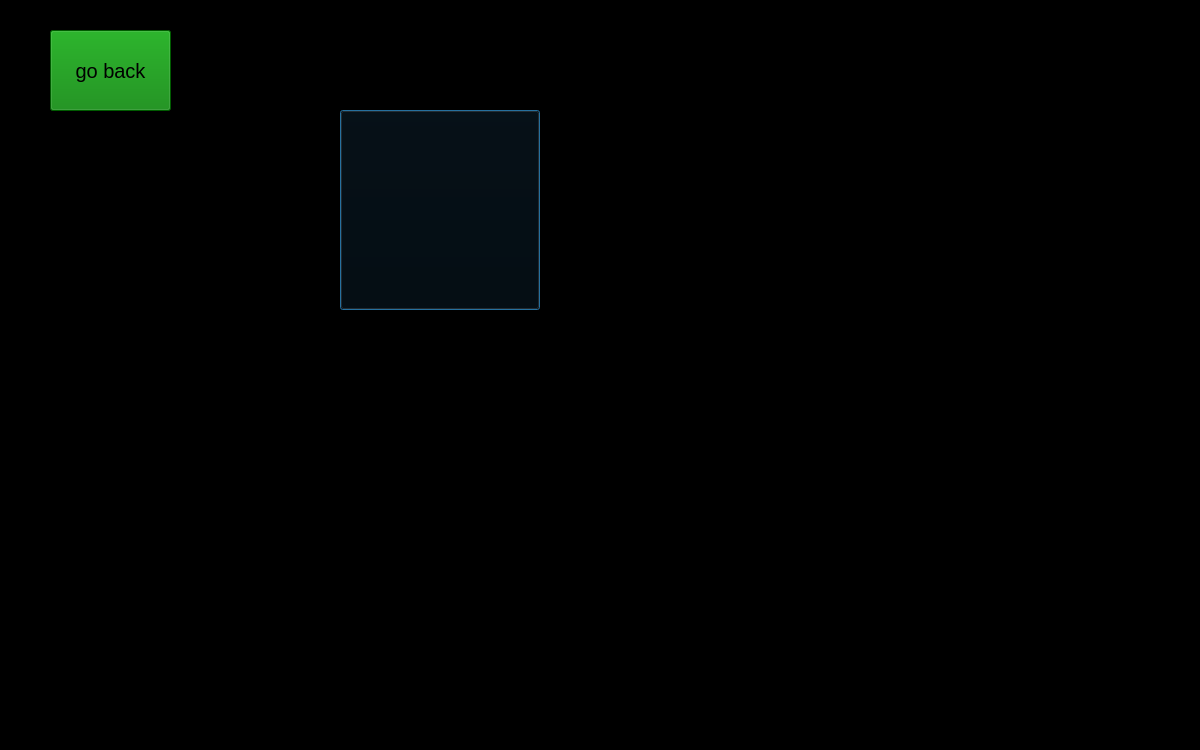
Before: the Qt Designer form homepage.ui in PokharelAditya/MovieMaestro, drawn with Qt 5.
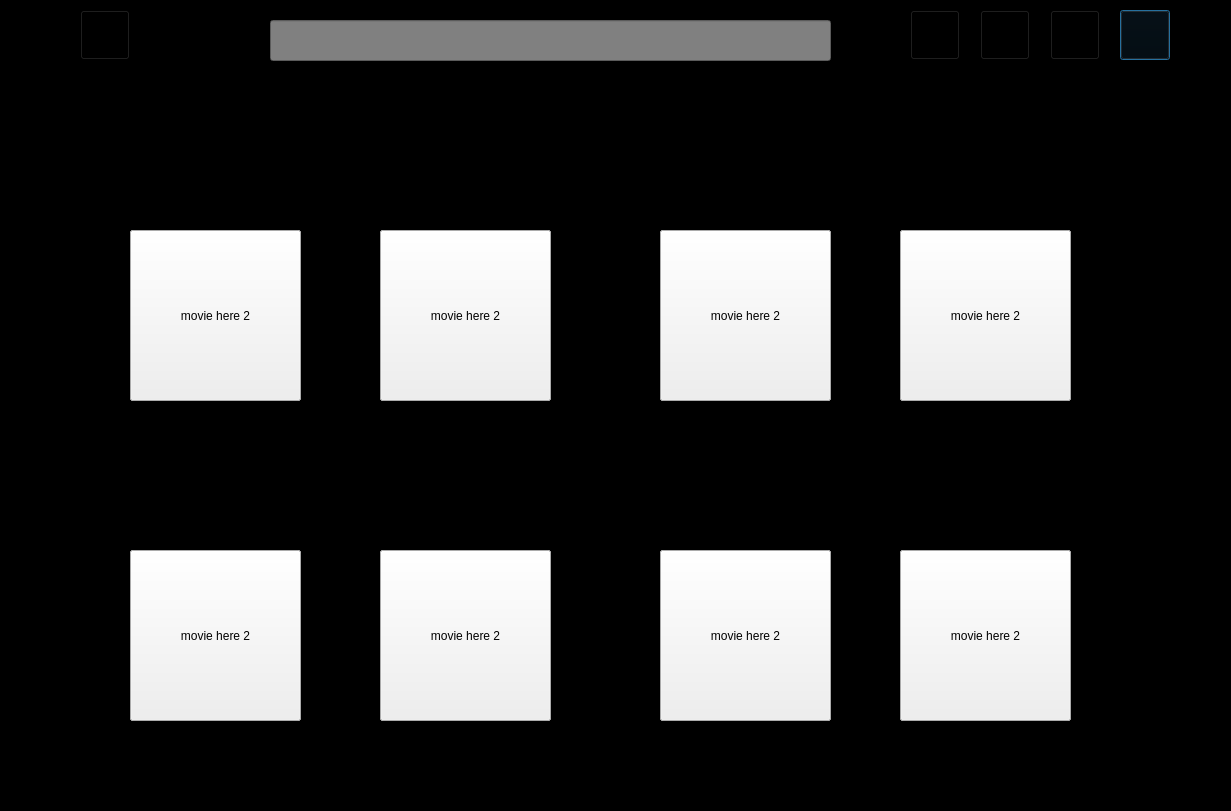
After: the same form once the commit is applied. Icons and pictures are not drawn.

Commit message: created the homepage sample

Diff of the .ui file:
```diff
--- a/homepage.ui
+++ b/homepage.ui
@@ -6,8 +6,8 @@
    <rect>
     <x>0</x>
     <y>0</y>
-    <width>1200</width>
-    <height>750</height>
+    <width>1231</width>
+    <height>811</height>
    </rect>
   </property>
   <property name="windowTitle">
@@ -17,54 +17,40 @@
    <string notr="true">background:black;
 </string>
   </property>
-  <widget class="QLabel" name="Username">
-   <property name="geometry">
-    <rect>
-     <x>70</x>
-     <y>340</y>
-     <width>731</width>
-     <height>111</height>
-    </rect>
-   </property>
-   <property name="font">
-    <font>
-     <pointsize>29</pointsize>
-     <bold>true</bold>
-    </font>
-   </property>
-   <property name="text">
-    <string>sadfasdf</string>
-   </property>
-   <property name="alignment">
-    <set>Qt::AlignCenter</set>
-   </property>
-  </widget>
   <widget class="QPushButton" name="ProfilePicture">
    <property name="geometry">
     <rect>
-     <x>340</x>
-     <y>110</y>
-     <width>200</width>
-     <height>200</height>
+     <x>1120</x>
+     <y>10</y>
+     <width>50</width>
+     <height>50</height>
     </rect>
    </property>
+   <property name="cursor">
+    <cursorShape>PointingHandCursor</cursorShape>
+   </property>
+   <property name="styleSheet">
+    <string notr="true">QPushButton
+{
+background:black;}</string>
+   </property>
    <property name="text">
     <string/>
    </property>
    <property name="iconSize">
     <size>
-     <width>200</width>
-     <height>200</height>
+     <width>50</width>
+     <height>50</height>
     </size>
    </property>
   </widget>
   <widget class="QPushButton" name="userpagebtn">
    <property name="geometry">
     <rect>
-     <x>50</x>
-     <y>30</y>
-     <width>121</width>
-     <height>81</height>
+     <x>80</x>
+     <y>10</y>
+     <width>50</width>
+     <height>50</height>
     </rect>
    </property>
    <property name="font">
@@ -73,20 +59,946 @@
     </font>
    </property>
    <property name="styleSheet">
-    <string notr="true">background:green;
-text:white;
-</string>
+    <string notr="true">QPushButton
+{
+background:black;}</string>
    </property>
    <property name="text">
-    <string>go back</string>
+    <string/>
    </property>
    <property name="iconSize">
     <size>
-     <width>200</width>
-     <height>200</height>
+     <width>50</width>
+     <height>50</height>
     </size>
    </property>
   </widget>
+  <widget class="QLabel" name="logo">
+   <property name="geometry">
+    <rect>
+     <x>10</x>
+     <y>10</y>
+     <width>50</width>
+     <height>50</height>
+    </rect>
+   </property>
+   <property name="styleSheet">
+    <string notr="true">QLabel
+{
+background:none;
+}</string>
+   </property>
+   <property name="text">
+    <string/>
+   </property>
+   <property name="scaledContents">
+    <bool>true</bool>
+   </property>
+  </widget>
+  <widget class="QPushButton" name="searchbtn">
+   <property name="geometry">
+    <rect>
+     <x>1050</x>
+     <y>10</y>
+     <width>50</width>
+     <height>50</height>
+    </rect>
+   </property>
+   <property name="cursor">
+    <cursorShape>PointingHandCursor</cursorShape>
+   </property>
+   <property name="styleSheet">
+    <string notr="true">QPushButton
+{
+background:black;}</string>
+   </property>
+   <property name="text">
+    <string/>
+   </property>
+   <property name="iconSize">
+    <size>
+     <width>50</width>
+     <height>50</height>
+    </size>
+   </property>
+  </widget>
+  <widget class="QPushButton" name="gearbtn">
+   <property name="geometry">
+    <rect>
+     <x>980</x>
+     <y>10</y>
+     <width>50</width>
+     <height>50</height>
+    </rect>
+   </property>
+   <property name="cursor">
+    <cursorShape>PointingHandCursor</cursorShape>
+   </property>
+   <property name="styleSheet">
+    <string notr="true">QPushButton
+{
+background:black;}</string>
+   </property>
+   <property name="text">
+    <string/>
+   </property>
+   <property name="iconSize">
+    <size>
+     <width>50</width>
+     <height>50</height>
+    </size>
+   </property>
+  </widget>
+  <widget class="QPushButton" name="brightnessmodebtn">
+   <property name="geometry">
+    <rect>
+     <x>910</x>
+     <y>10</y>
+     <width>50</width>
+     <height>50</height>
+    </rect>
+   </property>
+   <property name="cursor">
+    <cursorShape>PointingHandCursor</cursorShape>
+   </property>
+   <property name="styleSheet">
+    <string notr="true">QPushButton
+{
+background:black;}</string>
+   </property>
+   <property name="text">
+    <string/>
+   </property>
+   <property name="iconSize">
+    <size>
+     <width>50</width>
+     <height>50</height>
+    </size>
+   </property>
+  </widget>
+  <widget class="QLineEdit" name="searchbar">
+   <property name="geometry">
+    <rect>
+     <x>270</x>
+     <y>20</y>
+     <width>561</width>
+     <height>41</height>
+    </rect>
+   </property>
+   <property name="styleSheet">
+    <string notr="true">QObject
+{
+background-color:grey;
+color:black;
+}</string>
+   </property>
+  </widget>
+  <widget class="QLabel" name="foryoulabel">
+   <property name="geometry">
+    <rect>
+     <x>30</x>
+     <y>130</y>
+     <width>131</width>
+     <height>31</height>
+    </rect>
+   </property>
+   <property name="font">
+    <font>
+     <family>Arial Black</family>
+     <pointsize>18</pointsize>
+     <italic>true</italic>
+     <bold>true</bold>
+    </font>
+   </property>
+   <property name="text">
+    <string>For You</string>
+   </property>
+  </widget>
+  <widget class="QGroupBox" name="foryoubox">
+   <property name="geometry">
+    <rect>
+     <x>100</x>
+     <y>170</y>
+     <width>1041</width>
+     <height>281</height>
+    </rect>
+   </property>
+   <property name="styleSheet">
+    <string notr="true">QGroupBox
+{
+background:none;
+border:none;
+}</string>
+   </property>
+   <widget class="QPushButton" name="moviebtn">
+    <property name="geometry">
+     <rect>
+      <x>30</x>
+      <y>60</y>
+      <width>171</width>
+      <height>171</height>
+     </rect>
+    </property>
+    <property name="cursor">
+     <cursorShape>PointingHandCursor</cursorShape>
+    </property>
+    <property name="styleSheet">
+     <string notr="true">QPushButton
+{
+background:none;
+height:60px;
+width:30px;
+}
+QPushButton:hover
+{
+background:none;
+height:80px;
+width:50px;
+
+}</string>
+    </property>
+    <property name="text">
+     <string>movie here</string>
+    </property>
+    <property name="iconSize">
+     <size>
+      <width>30</width>
+      <height>60</height>
+     </size>
+    </property>
+   </widget>
+   <widget class="QPushButton" name="moviebtn_2">
+    <property name="geometry">
+     <rect>
+      <x>280</x>
+      <y>60</y>
+      <width>171</width>
+      <height>171</height>
+     </rect>
+    </property>
+    <property name="cursor">
+     <cursorShape>PointingHandCursor</cursorShape>
+    </property>
+    <property name="styleSheet">
+     <string notr="true">QPushButton
+{
+background:none;
+height:60px;
+width:30px;
+}
+QPushButton:hover
+{
+background:none;
+height:80px;
+width:50px;
+
+}</string>
+    </property>
+    <property name="text">
+     <string>movie here</string>
+    </property>
+    <property name="iconSize">
+     <size>
+      <width>30</width>
+      <height>60</height>
+     </size>
+    </property>
+   </widget>
+   <widget class="QPushButton" name="moviebtn_3">
+    <property name="geometry">
+     <rect>
+      <x>560</x>
+      <y>60</y>
+      <width>171</width>
+      <height>171</height>
+     </rect>
+    </property>
+    <property name="cursor">
+     <cursorShape>PointingHandCursor</cursorShape>
+    </property>
+    <property name="styleSheet">
+     <string notr="true">QPushButton
+{
+background:none;
+height:60px;
+width:30px;
+}
+QPushButton:hover
+{
+background:none;
+height:80px;
+width:50px;
+
+}</string>
+    </property>
+    <property name="text">
+     <string>movie here</string>
+    </property>
+    <property name="iconSize">
+     <size>
+      <width>30</width>
+      <height>60</height>
+     </size>
+    </property>
+   </widget>
+   <widget class="QPushButton" name="moviebtn_4">
+    <property name="geometry">
+     <rect>
+      <x>800</x>
+      <y>60</y>
+      <width>171</width>
+      <height>171</height>
+     </rect>
+    </property>
+    <property name="cursor">
+     <cursorShape>PointingHandCursor</cursorShape>
+    </property>
+    <property name="styleSheet">
+     <string notr="true">QPushButton
+{
+background:none;
+height:60px;
+width:30px;
+}
+QPushButton:hover
+{
+background:none;
+height:80px;
+width:50px;
+
+}</string>
+    </property>
+    <property name="text">
+     <string>movie here</string>
+    </property>
+    <property name="iconSize">
+     <size>
+      <width>30</width>
+      <height>60</height>
+     </size>
+    </property>
+   </widget>
+  </widget>
+  <widget class="QPushButton" name="leftbtn">
+   <property name="geometry">
+    <rect>
+     <x>20</x>
+     <y>250</y>
+     <width>80</width>
+     <height>80</height>
+    </rect>
+   </property>
+   <property name="styleSheet">
+    <string notr="true">QPushButton
+{
+background-color:black;
+border:none;
+}</string>
+   </property>
+   <property name="text">
+    <string/>
+   </property>
+   <property name="iconSize">
+    <size>
+     <width>80</width>
+     <height>80</height>
+    </size>
+   </property>
+  </widget>
+  <widget class="QPushButton" name="rightbtn">
+   <property name="geometry">
+    <rect>
+     <x>1140</x>
+     <y>250</y>
+     <width>80</width>
+     <height>80</height>
+    </rect>
+   </property>
+   <property name="styleSheet">
+    <string notr="true">QPushButton
+{
+background-color:black;
+border:none;
+}</string>
+   </property>
+   <property name="text">
+    <string/>
+   </property>
+   <property name="iconSize">
+    <size>
+     <width>80</width>
+     <height>80</height>
+    </size>
+   </property>
+  </widget>
+  <widget class="QGroupBox" name="foryoubox_2">
+   <property name="geometry">
+    <rect>
+     <x>100</x>
+     <y>170</y>
+     <width>1041</width>
+     <height>281</height>
+    </rect>
+   </property>
+   <property name="styleSheet">
+    <string notr="true">QGroupBox
+{
+background:none;
+border:none;
+}</string>
+   </property>
+   <widget class="QPushButton" name="moviebtn_5">
+    <property name="geometry">
+     <rect>
+      <x>30</x>
+      <y>60</y>
+      <width>171</width>
+      <height>171</height>
+     </rect>
+    </property>
+    <property name="cursor">
+     <cursorShape>PointingHandCursor</cursorShape>
+    </property>
+    <property name="styleSheet">
+     <string notr="true">QPushButton
+{
+background:none;
+height:60px;
+width:30px;
+}
+QPushButton:hover
+{
+background:none;
+height:80px;
+width:50px;
+
+}</string>
+    </property>
+    <property name="text">
+     <string>movie here 2</string>
+    </property>
+    <property name="iconSize">
+     <size>
+      <width>30</width>
+      <height>60</height>
+     </size>
+    </property>
+   </widget>
+   <widget class="QPushButton" name="moviebtn_6">
+    <property name="geometry">
+     <rect>
+      <x>280</x>
+      <y>60</y>
+      <width>171</width>
+      <height>171</height>
+     </rect>
+    </property>
+    <property name="cursor">
+     <cursorShape>PointingHandCursor</cursorShape>
+    </property>
+    <property name="styleSheet">
+     <string notr="true">QPushButton
+{
+background:none;
+height:60px;
+width:30px;
+}
+QPushButton:hover
+{
+background:none;
+height:80px;
+width:50px;
+
+}</string>
+    </property>
+    <property name="text">
+     <string>movie here 2</string>
+    </property>
+    <property name="iconSize">
+     <size>
+      <width>30</width>
+      <height>60</height>
+     </size>
+    </property>
+   </widget>
+   <widget class="QPushButton" name="moviebtn_7">
+    <property name="geometry">
+     <rect>
+      <x>560</x>
+      <y>60</y>
+      <width>171</width>
+      <height>171</height>
+     </rect>
+    </property>
+    <property name="cursor">
+     <cursorShape>PointingHandCursor</cursorShape>
+    </property>
+    <property name="styleSheet">
+     <string notr="true">QPushButton
+{
+background:none;
+height:60px;
+width:30px;
+}
+QPushButton:hover
+{
+background:none;
+height:80px;
+width:50px;
+
+}</string>
+    </property>
+    <property name="text">
+     <string>movie here 2</string>
+    </property>
+    <property name="iconSize">
+     <size>
+      <width>30</width>
+      <height>60</height>
+     </size>
+    </property>
+   </widget>
+   <widget class="QPushButton" name="moviebtn_8">
+    <property name="geometry">
+     <rect>
+      <x>800</x>
+      <y>60</y>
+      <width>171</width>
+      <height>171</height>
+     </rect>
+    </property>
+    <property name="cursor">
+     <cursorShape>PointingHandCursor</cursorShape>
+    </property>
+    <property name="styleSheet">
+     <string notr="true">QPushButton
+{
+background:none;
+height:60px;
+width:30px;
+}
+QPushButton:hover
+{
+background:none;
+height:80px;
+width:50px;
+
+}</string>
+    </property>
+    <property name="text">
+     <string>movie here 2</string>
+    </property>
+    <property name="iconSize">
+     <size>
+      <width>30</width>
+      <height>60</height>
+     </size>
+    </property>
+   </widget>
+  </widget>
+  <widget class="QGroupBox" name="recentgroupbox">
+   <property name="geometry">
+    <rect>
+     <x>100</x>
+     <y>490</y>
+     <width>1041</width>
+     <height>281</height>
+    </rect>
+   </property>
+   <property name="styleSheet">
+    <string notr="true">QGroupBox
+{
+background:none;
+border:none;
+}</string>
+   </property>
+   <widget class="QPushButton" name="moviebtn_9">
+    <property name="geometry">
+     <rect>
+      <x>30</x>
+      <y>60</y>
+      <width>171</width>
+      <height>171</height>
+     </rect>
+    </property>
+    <property name="cursor">
+     <cursorShape>PointingHandCursor</cursorShape>
+    </property>
+    <property name="styleSheet">
+     <string notr="true">QPushButton
+{
+background:none;
+height:60px;
+width:30px;
+}
+QPushButton:hover
+{
+background:none;
+height:80px;
+width:50px;
+
+}</string>
+    </property>
+    <property name="text">
+     <string>movie here 1</string>
+    </property>
+    <property name="iconSize">
+     <size>
+      <width>30</width>
+      <height>60</height>
+     </size>
+    </property>
+   </widget>
+   <widget class="QPushButton" name="moviebtn_10">
+    <property name="geometry">
+     <rect>
+      <x>280</x>
+      <y>60</y>
+      <width>171</width>
+      <height>171</height>
+     </rect>
+    </property>
+    <property name="cursor">
+     <cursorShape>PointingHandCursor</cursorShape>
+    </property>
+    <property name="styleSheet">
+     <string notr="true">QPushButton
+{
+background:none;
+height:60px;
+width:30px;
+}
+QPushButton:hover
+{
+background:none;
+height:80px;
+width:50px;
+
+}</string>
+    </property>
+    <property name="text">
+     <string>movie here 1</string>
+    </property>
+    <property name="iconSize">
+     <size>
+      <width>30</width>
+      <height>60</height>
+     </size>
+    </property>
+   </widget>
+   <widget class="QPushButton" name="moviebtn_11">
+    <property name="geometry">
+     <rect>
+      <x>560</x>
+      <y>60</y>
+      <width>171</width>
+      <height>171</height>
+     </rect>
+    </property>
+    <property name="cursor">
+     <cursorShape>PointingHandCursor</cursorShape>
+    </property>
+    <property name="styleSheet">
+     <string notr="true">QPushButton
+{
+background:none;
+height:60px;
+width:30px;
+}
+QPushButton:hover
+{
+background:none;
+height:80px;
+width:50px;
+
+}</string>
+    </property>
+    <property name="text">
+     <string>movie here 1</string>
+    </property>
+    <property name="iconSize">
+     <size>
+      <width>30</width>
+      <height>60</height>
+     </size>
+    </property>
+   </widget>
+   <widget class="QPushButton" name="moviebtn_12">
+    <property name="geometry">
+     <rect>
+      <x>800</x>
+      <y>60</y>
+      <width>171</width>
+      <height>171</height>
+     </rect>
+    </property>
+    <property name="cursor">
+     <cursorShape>PointingHandCursor</cursorShape>
+    </property>
+    <property name="styleSheet">
+     <string notr="true">QPushButton
+{
+background:none;
+height:60px;
+width:30px;
+}
+QPushButton:hover
+{
+background:none;
+height:80px;
+width:50px;
+
+}</string>
+    </property>
+    <property name="text">
+     <string>movie here 1</string>
+    </property>
+    <property name="iconSize">
+     <size>
+      <width>30</width>
+      <height>60</height>
+     </size>
+    </property>
+   </widget>
+  </widget>
+  <widget class="QLabel" name="foryoulabel_2">
+   <property name="geometry">
+    <rect>
+     <x>20</x>
+     <y>440</y>
+     <width>131</width>
+     <height>31</height>
+    </rect>
+   </property>
+   <property name="font">
+    <font>
+     <family>Arial Black</family>
+     <pointsize>18</pointsize>
+     <italic>true</italic>
+     <bold>true</bold>
+    </font>
+   </property>
+   <property name="text">
+    <string>Recent</string>
+   </property>
+  </widget>
+  <widget class="QPushButton" name="rightbtn_2">
+   <property name="geometry">
+    <rect>
+     <x>1140</x>
+     <y>590</y>
+     <width>80</width>
+     <height>80</height>
+    </rect>
+   </property>
+   <property name="styleSheet">
+    <string notr="true">QPushButton
+{
+background-color:black;
+border:none;
+}</string>
+   </property>
+   <property name="text">
+    <string/>
+   </property>
+   <property name="iconSize">
+    <size>
+     <width>80</width>
+     <height>80</height>
+    </size>
+   </property>
+  </widget>
+  <widget class="QPushButton" name="leftbtn_2">
+   <property name="geometry">
+    <rect>
+     <x>20</x>
+     <y>590</y>
+     <width>80</width>
+     <height>80</height>
+    </rect>
+   </property>
+   <property name="styleSheet">
+    <string notr="true">QPushButton
+{
+background-color:black;
+border:none;
+}</string>
+   </property>
+   <property name="text">
+    <string/>
+   </property>
+   <property name="iconSize">
+    <size>
+     <width>80</width>
+     <height>80</height>
+    </size>
+   </property>
+  </widget>
+  <widget class="QGroupBox" name="recentgroupbox_2">
+   <property name="geometry">
+    <rect>
+     <x>100</x>
+     <y>490</y>
+     <width>1041</width>
+     <height>281</height>
+    </rect>
+   </property>
+   <property name="styleSheet">
+    <string notr="true">QGroupBox
+{
+background:none;
+border:none;
+}</string>
+   </property>
+   <widget class="QPushButton" name="moviebtn_17">
+    <property name="geometry">
+     <rect>
+      <x>30</x>
+      <y>60</y>
+      <width>171</width>
+      <height>171</height>
+     </rect>
+    </property>
+    <property name="cursor">
+     <cursorShape>PointingHandCursor</cursorShape>
+    </property>
+    <property name="styleSheet">
+     <string notr="true">QPushButton
+{
+background:none;
+height:60px;
+width:30px;
+}
+QPushButton:hover
+{
+background:none;
+height:80px;
+width:50px;
+
+}</string>
+    </property>
+    <property name="text">
+     <string>movie here 2</string>
+    </property>
+    <property name="iconSize">
+     <size>
+      <width>30</width>
+      <height>60</height>
+     </size>
+    </property>
+   </widget>
+   <widget class="QPushButton" name="moviebtn_18">
+    <property name="geometry">
+     <rect>
+      <x>280</x>
+      <y>60</y>
+      <width>171</width>
+      <height>171</height>
+     </rect>
+    </property>
+    <property name="cursor">
+     <cursorShape>PointingHandCursor</cursorShape>
+    </property>
+    <property name="styleSheet">
+     <string notr="true">QPushButton
+{
+background:none;
+height:60px;
+width:30px;
+}
+QPushButton:hover
+{
+background:none;
+height:80px;
+width:50px;
+
+}</string>
+    </property>
+    <property name="text">
+     <string>movie here 2</string>
+    </property>
+    <property name="iconSize">
+     <size>
+      <width>30</width>
+      <height>60</height>
+     </size>
+    </property>
+   </widget>
+   <widget class="QPushButton" name="moviebtn_19">
+    <property name="geometry">
+     <rect>
+      <x>560</x>
+      <y>60</y>
+      <width>171</width>
+      <height>171</height>
+     </rect>
+    </property>
+    <property name="cursor">
+     <cursorShape>PointingHandCursor</cursorShape>
+    </property>
+    <property name="styleSheet">
+     <string notr="true">QPushButton
+{
+background:none;
+height:60px;
+width:30px;
+}
+QPushButton:hover
+{
+background:none;
+height:80px;
+width:50px;
+
+}</string>
+    </property>
+    <property name="text">
+     <string>movie here 2</string>
+    </property>
+    <property name="iconSize">
+     <size>
+      <width>30</width>
+      <height>60</height>
+     </size>
+    </property>
+   </widget>
+   <widget class="QPushButton" name="moviebtn_20">
+    <property name="geometry">
+     <rect>
+      <x>800</x>
+      <y>60</y>
+      <width>171</width>
+      <height>171</height>
+     </rect>
+    </property>
+    <property name="cursor">
+     <cursorShape>PointingHandCursor</cursorShape>
+    </property>
+    <property name="styleSheet">
+     <string notr="true">QPushButton
+{
+background:none;
+height:60px;
+width:30px;
+}
+QPushButton:hover
+{
+background:none;
+height:80px;
+width:50px;
+
+}</string>
+    </property>
+    <property name="text">
+     <string>movie here 2</string>
+    </property>
+    <property name="iconSize">
+     <size>
+      <width>30</width>
+      <height>60</height>
+     </size>
+    </property>
+   </widget>
+  </widget>
  </widget>
  <resources/>
  <connections/>
```
Left out of the diff: 7 changed lines with no effect on the pictures. The commit also changes 42 other files.
